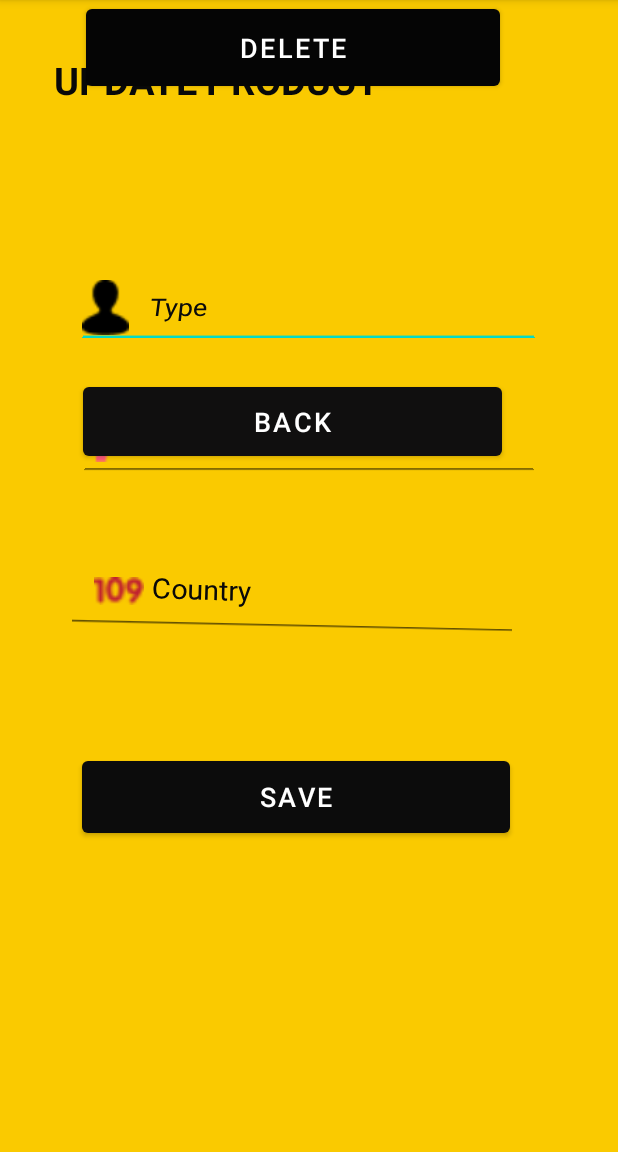
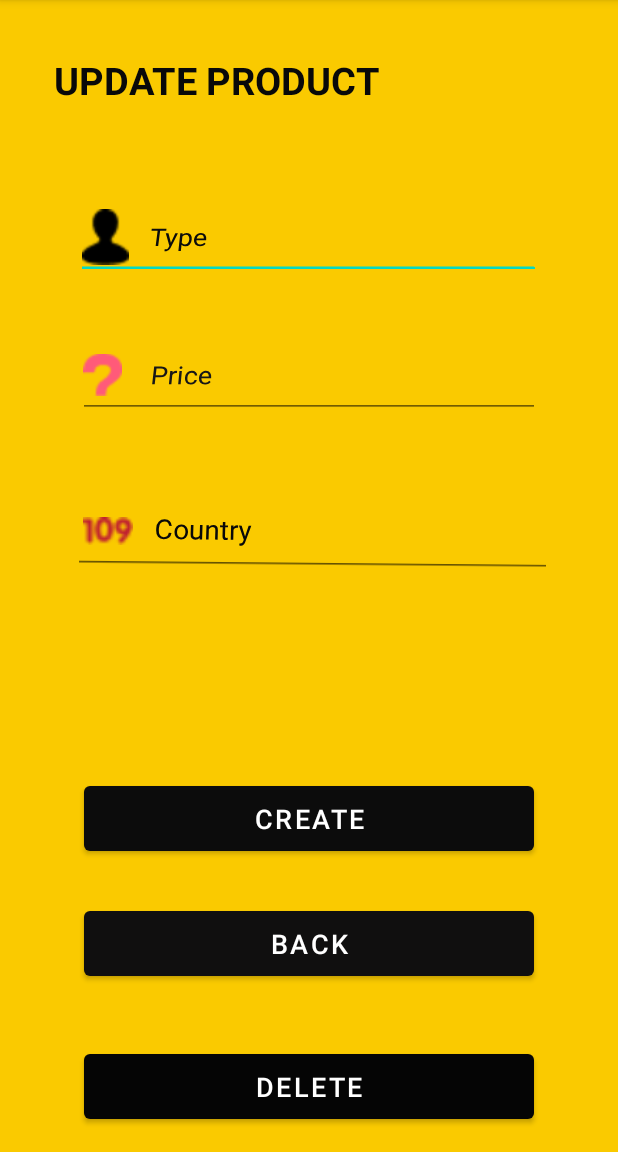
Before and after one commit to QuangDuckhtc/KiemTraThucHanhAndroid, an Android app: the Addproduct screen opened directly, with no data from a screen before it, on a phone screen of 412 x 824 dp, the part 84-1236 px from its top. Run offline under Robolectric (Android 15) with nearby library versions, the phone set to English and light mode, and no system bars.

Commit message:
Thuc Hanh Kiem Tra android cuoi ky

```diff
--- a/app/src/main/AndroidManifest.xml
+++ b/app/src/main/AndroidManifest.xml
@@ -9,7 +9,8 @@
         android:roundIcon="@mipmap/ic_launcher_round"
         android:supportsRtl="true"
         android:theme="@style/Theme.MyApplication">
-        <activity android:name=".Addproduct"></activity>
+        <activity android:name=".DeleteProduct"></activity>
+        <activity android:name=".Addproduct" />
         <activity android:name=".Infomation" />
         <activity android:name=".Manager" />
         <activity android:name=".MainActivity">
--- a/app/src/main/res/layout/activity_addproduct.xml
+++ b/app/src/main/res/layout/activity_addproduct.xml
@@ -25,8 +25,8 @@
     <EditText
         android:id="@+id/editTextTextPersonName"
         android:layout_width="302dp"
-        android:layout_height="58dp"
-        android:layout_marginTop="96dp"
+        android:layout_height="60dp"
+        android:layout_marginTop="48dp"
         android:ems="10"
         android:hint="Type"
         android:inputType="textPersonName"
@@ -42,7 +42,7 @@
     <EditText
         android:id="@+id/editTextTextPersonName2"
         android:layout_width="301dp"
-        android:layout_height="56dp"
+        android:layout_height="60dp"
         android:layout_marginTop="32dp"
         android:ems="10"
         android:hint="Price"
@@ -57,53 +57,53 @@
 
     <EditText
         android:id="@+id/editTextTextPersonName3"
-        android:layout_width="303dp"
-        android:layout_height="59dp"
+        android:layout_width="317dp"
+        android:layout_height="60dp"
         android:layout_marginTop="44dp"
         android:ems="10"
+
         android:hint="Country"
         android:inputType="textPersonName"
         android:paddingLeft="50dp"
         android:rotationX="9"
-        android:rotationY="12"
+        android:rotationY="5"
         android:textColorHint="#090909"
+        app:layout_constraintBottom_toTopOf="@+id/btn_save"
         app:layout_constraintEnd_toEndOf="@+id/editTextTextPersonName2"
-        app:layout_constraintHorizontal_bias="0.4"
+        app:layout_constraintHorizontal_bias="0.0"
         app:layout_constraintStart_toStartOf="@+id/editTextTextPersonName2"
-        app:layout_constraintTop_toBottomOf="@+id/editTextTextPersonName2" />
+        app:layout_constraintTop_toBottomOf="@+id/editTextTextPersonName2"
+        app:layout_constraintVertical_bias="0.0" />
 
     <Button
         android:id="@+id/btn_save"
-        android:layout_width="285dp"
-        android:layout_height="60dp"
-        android:layout_marginTop="76dp"
-        android:text="save"
+        android:layout_width="300dp"
+        android:layout_height="55dp"
+        android:layout_marginBottom="28dp"
+        android:text="create"
         android:textSize="18sp"
         app:backgroundTint="#0C0C0C"
-        app:layout_constraintEnd_toEndOf="@+id/editTextTextPersonName3"
-        app:layout_constraintHorizontal_bias="0.0"
-        app:layout_constraintStart_toStartOf="@+id/editTextTextPersonName3"
-        app:layout_constraintTop_toBottomOf="@+id/editTextTextPersonName3" />
+        app:layout_constraintBottom_toTopOf="@+id/btn_b1"
+        app:layout_constraintEnd_toEndOf="parent"
+        app:layout_constraintStart_toStartOf="parent" />
 
     <Button
         android:id="@+id/btn_b1"
-        android:layout_width="279dp"
-        android:layout_height="58dp"
+        android:layout_width="300dp"
+        android:layout_height="55dp"
+        android:layout_marginBottom="40dp"
         android:text="back"
         android:textSize="18sp"
         app:backgroundTint="#100F0F"
         app:layout_constraintBottom_toTopOf="@+id/btn_delete"
         app:layout_constraintEnd_toEndOf="@+id/btn_save"
-        app:layout_constraintHorizontal_bias="0.166"
-        app:layout_constraintStart_toStartOf="@+id/btn_save"
-        app:layout_constraintTop_toBottomOf="@+id/btn_save" />
+        app:layout_constraintHorizontal_bias="1.0"
+        app:layout_constraintStart_toStartOf="@+id/btn_save" />
 
     <ImageView
         android:id="@+id/imageView3"
         android:layout_width="33dp"
-        android:layout_height="24dp"
-        android:layout_marginStart="8dp"
-        android:layout_marginLeft="8dp"
+        android:layout_height="60dp"
         app:layout_constraintBottom_toBottomOf="@+id/editTextTextPersonName3"
         app:layout_constraintStart_toStartOf="@+id/editTextTextPersonName3"
         app:layout_constraintTop_toTopOf="@+id/editTextTextPersonName3"
@@ -113,7 +113,7 @@
     <ImageView
         android:id="@+id/imageView4"
         android:layout_width="26dp"
-        android:layout_height="33dp"
+        android:layout_height="60dp"
         app:layout_constraintBottom_toBottomOf="@+id/editTextTextPersonName2"
         app:layout_constraintStart_toStartOf="@+id/editTextTextPersonName2"
         app:layout_constraintTop_toTopOf="@+id/editTextTextPersonName2"
@@ -122,7 +122,7 @@
     <ImageView
         android:id="@+id/imageView5"
         android:layout_width="31dp"
-        android:layout_height="38dp"
+        android:layout_height="60dp"
         app:layout_constraintBottom_toBottomOf="@+id/editTextTextPersonName"
         app:layout_constraintStart_toStartOf="@+id/editTextTextPersonName"
         app:layout_constraintTop_toTopOf="@+id/editTextTextPersonName"
@@ -130,12 +130,15 @@
 
     <Button
         android:id="@+id/btn_delete"
-        android:layout_width="276dp"
-        android:layout_height="63dp"
+        android:layout_width="300dp"
+        android:layout_height="55dp"
+        android:layout_marginBottom="16dp"
         android:text="Delete"
         android:textSize="18sp"
         app:backgroundTint="#050505"
+        app:layout_constraintBottom_toBottomOf="parent"
         app:layout_constraintEnd_toEndOf="@+id/btn_b1"
+        app:layout_constraintHorizontal_bias="1.0"
         app:layout_constraintStart_toStartOf="@+id/btn_b1"
-        tools:layout_editor_absoluteY="649dp" />
+        tools:ignore="MissingConstraints" />
 </androidx.constraintlayout.widget.ConstraintLayout>
--- a/app/src/main/res/layout/activity_main.xml
+++ b/app/src/main/res/layout/activity_main.xml
@@ -66,7 +66,7 @@
         android:layout_height="56dp"
         android:layout_marginTop="48dp"
         android:background="#151515"
-        android:text="Button"
+        android:text="Sing in"
         android:textSize="15sp"
         app:backgroundTint="#0B0A0A"
         app:layout_constraintEnd_toEndOf="@+id/pl_password"
```
Also changed, not shown: app/src/main/java/com/example/kiemtrathuchanh1/Addproduct.java (+16 -1 lines), app/src/main/java/com/example/kiemtrathuchanh1/DeleteProduct.java (+20 -0 lines), app/src/main/res/layout/activity_delete_product.xml (+41 -0 lines), app/src/main/res/layout/activity_infomation.xml (+4 -4 lines), app/src/main/res/layout/activity_manager.xml (+5 -5 lines).
